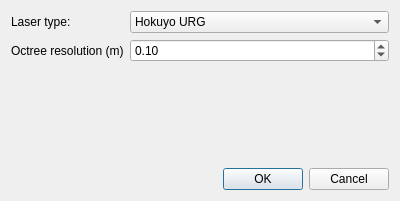
Qt form src/octovis/ViewerSettings.ui (OctoMap/octomap) before a commit.
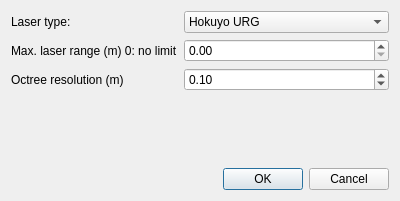
The same form after that commit.

Commit message: maxrange configurable in viewer

```diff
--- a/src/octovis/ViewerSettings.ui
+++ b/src/octovis/ViewerSettings.ui
@@ -29,17 +29,7 @@
        </property>
       </widget>
      </item>
-     <item row="1" column="0">
-      <widget class="QLabel" name="label_2">
-       <property name="text">
-        <string>Octree resolution (m)</string>
-       </property>
-       <property name="buddy">
-        <cstring>resolution</cstring>
-       </property>
-      </widget>
-     </item>
-     <item row="1" column="1">
+     <item row="2" column="1">
       <widget class="QDoubleSpinBox" name="resolution">
        <property name="singleStep">
         <double>0.010000000000000</double>
@@ -63,6 +53,26 @@
        </item>
       </widget>
      </item>
+     <item row="2" column="0">
+      <widget class="QLabel" name="label_2">
+       <property name="text">
+        <string>Octree resolution (m)</string>
+       </property>
+       <property name="buddy">
+        <cstring>resolution</cstring>
+       </property>
+      </widget>
+     </item>
+     <item row="1" column="0">
+      <widget class="QLabel" name="label_3">
+       <property name="text">
+        <string>Max. laser range (m) 0: no limit</string>
+       </property>
+      </widget>
+     </item>
+     <item row="1" column="1">
+      <widget class="QDoubleSpinBox" name="maxRange"/>
+     </item>
     </layout>
    </item>
    <item>
```
The commit also changes 4 other files.
